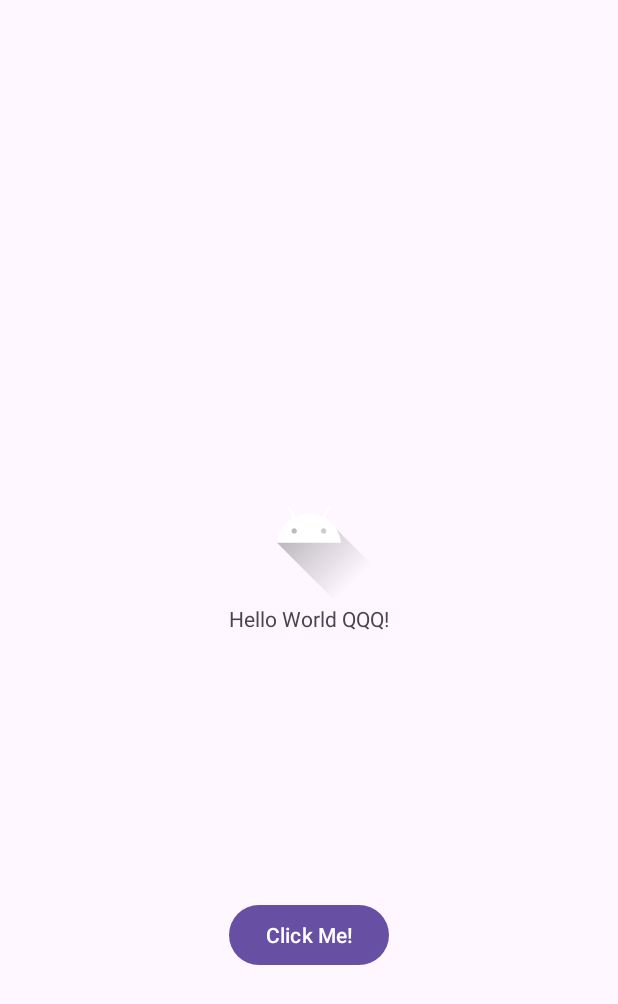
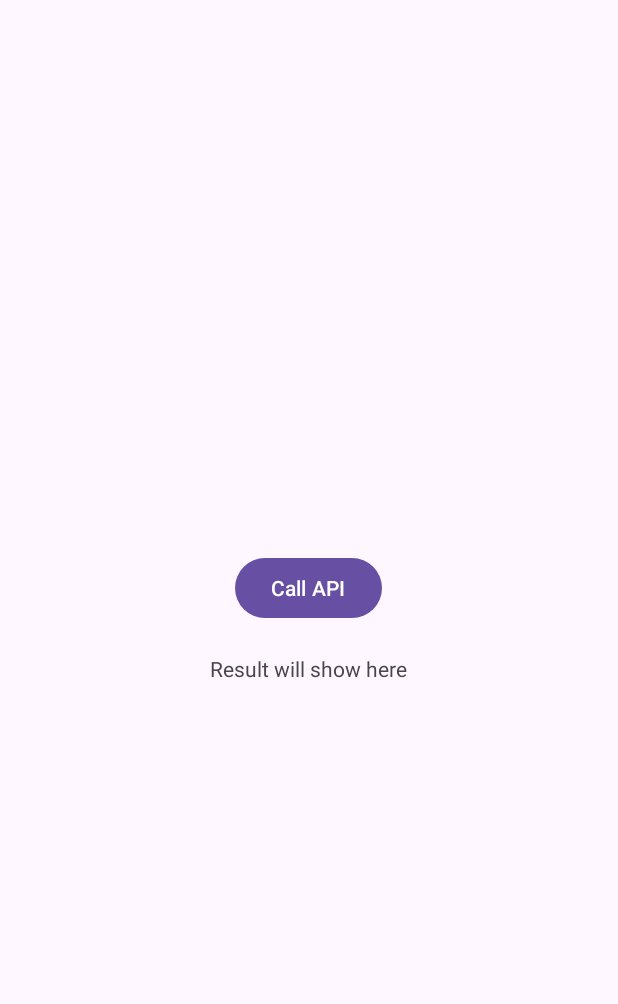
Before and after one commit to YinXuan1223/GooGooGi-Racing, an Android app: the screen it shows after launch (MainActivity), on a phone screen of 412 x 824 dp. Shown: the top 1004 px of the screen. Run offline under Robolectric (Android 15) with nearby library versions, the phone set to English and light mode, and no system bars.

Commit message:
android can reach outer server

```diff
--- a/frontend/app/build.gradle.kts
+++ b/frontend/app/build.gradle.kts
@@ -36,7 +36,7 @@ android {
 }
 
 dependencies {
-
+    implementation("com.squareup.okhttp3:okhttp:4.12.0")
     implementation(libs.androidx.core.ktx)
     implementation(libs.androidx.appcompat)
     implementation(libs.material)
--- a/frontend/app/src/main/AndroidManifest.xml
+++ b/frontend/app/src/main/AndroidManifest.xml
@@ -3,6 +3,11 @@
 <!--在 application 裡面多加一個 service 叫做 MyAccessibilityService，應該和 MyAccessibility.kt有關係，然後 accessibility-config 存在 xml/accessibility_config.xml -->
 <manifest xmlns:android="http://schemas.android.com/apk/res/android"
     xmlns:tools="http://schemas.android.com/tools">
+
+    <uses-permission android:name="android.permission.INTERNET" />
+    <uses-permission android:name="android.permission.RECORD_AUDIO" />
+    <uses-permission android:name="android.permission.SYSTEM_ALERT_WINDOW" />
+
 
     <application
         android:allowBackup="true"
--- a/frontend/app/src/main/java/com/example/gogoge1/MainActivity.kt
+++ b/frontend/app/src/main/java/com/example/gogoge1/MainActivity.kt
@@ -1,20 +1,57 @@
 package com.example.gogoge1
 
 import android.os.Bundle
+import android.widget.Button
+import android.widget.TextView
 import androidx.activity.enableEdgeToEdge
 import androidx.appcompat.app.AppCompatActivity
 import androidx.core.view.ViewCompat
 import androidx.core.view.WindowInsetsCompat
+import okhttp3.*
+import java.io.IOException
 
 class MainActivity : AppCompatActivity() {
+    private val client = OkHttpClient()
+
     override fun onCreate(savedInstanceState: Bundle?) {
         super.onCreate(savedInstanceState)
         enableEdgeToEdge()
         setContentView(R.layout.activity_main)
+
+        // 保持 edge-to-edge 功能
         ViewCompat.setOnApplyWindowInsetsListener(findViewById(R.id.main)) { v, insets ->
             val systemBars = insets.getInsets(WindowInsetsCompat.Type.systemBars())
             v.setPadding(systemBars.left, systemBars.top, systemBars.right, systemBars.bottom)
             insets
         }
+
+        val btn = findViewById<Button>(R.id.btnCallApi)
+        val tvResult = findViewById<TextView>(R.id.tvResult)
+
+        btn.setOnClickListener {
+            callApi(tvResult)
+        }
+    }
+
+    private fun callApi(tvResult: TextView) {
+        // 測試 URL：可以換成你的 Cloud Run API
+        val request = Request.Builder()
+            .url("https://httpbin.org/get")
+            .build()
+
+        client.newCall(request).enqueue(object : Callback {
+            override fun onFailure(call: Call, e: IOException) {
+                runOnUiThread {
+                    tvResult.text = "Error: ${e.message}"
+                }
+            }
+
+            override fun onResponse(call: Call, response: Response) {
+                val body = response.body?.string()
+                runOnUiThread {
+                    tvResult.text = "Response: $body"
+                }
+            }
+        })
     }
 }
--- a/frontend/app/src/main/res/layout/activity_main.xml
+++ b/frontend/app/src/main/res/layout/activity_main.xml
@@ -1,40 +1,23 @@
 <?xml version="1.0" encoding="utf-8"?>
-<androidx.constraintlayout.widget.ConstraintLayout xmlns:android="http://schemas.android.com/apk/res/android"
-xmlns:app="http://schemas.android.com/apk/res-auto"
-xmlns:tools="http://schemas.android.com/tools"
-android:id="@+id/main"
-android:layout_width="match_parent"
-android:layout_height="match_parent"
-tools:context=".MainActivity">
+<LinearLayout xmlns:android="http://schemas.android.com/apk/res/android"
+    android:id="@+id/main"
+    android:layout_width="match_parent"
+    android:layout_height="match_parent"
+    android:orientation="vertical"
+    android:gravity="center"
+    android:padding="16dp">
 
-<TextView
-    android:id="@+id/helloTextView"
-    android:layout_width="wrap_content"
-    android:layout_height="wrap_content"
-    android:text="Hello World QQQ!"
-    app:layout_constraintBottom_toBottomOf="parent"
-    app:layout_constraintEnd_toEndOf="parent"
-    app:layout_constraintStart_toStartOf="parent"
-    app:layout_constraintTop_toTopOf="parent" />
+    <Button
+        android:id="@+id/btnCallApi"
+        android:layout_width="wrap_content"
+        android:layout_height="wrap_content"
+        android:text="Call API" />
 
-<Button
-    android:id="@+id/myButton"
-    android:layout_width="wrap_content"
-    android:layout_height="wrap_content"
-    android:text="Click Me!"
-    app:layout_constraintBottom_toBottomOf="parent"
-    app:layout_constraintEnd_toEndOf="parent"
-    app:layout_constraintStart_toStartOf="parent"
-    app:layout_constraintTop_toBottomOf="@id/helloTextView" />
+    <TextView
+        android:id="@+id/tvResult"
+        android:layout_width="wrap_content"
+        android:layout_height="wrap_content"
+        android:paddingTop="20dp"
+        android:text="Result will show here" />
 
-<ImageView
-    android:id="@+id/myImageView"
-    android:layout_width="100dp"
-    android:layout_height="100dp"
-    android:contentDescription="@string/a_robot_image"
-    android:src="@drawable/ic_launcher_foreground"
-    app:layout_constraintBottom_toTopOf="@id/helloTextView"
-    app:layout_constraintEnd_toEndOf="parent"
-    app:layout_constraintStart_toStartOf="parent" />
-
-</androidx.constraintlayout.widget.ConstraintLayout>
+</LinearLayout>
```
